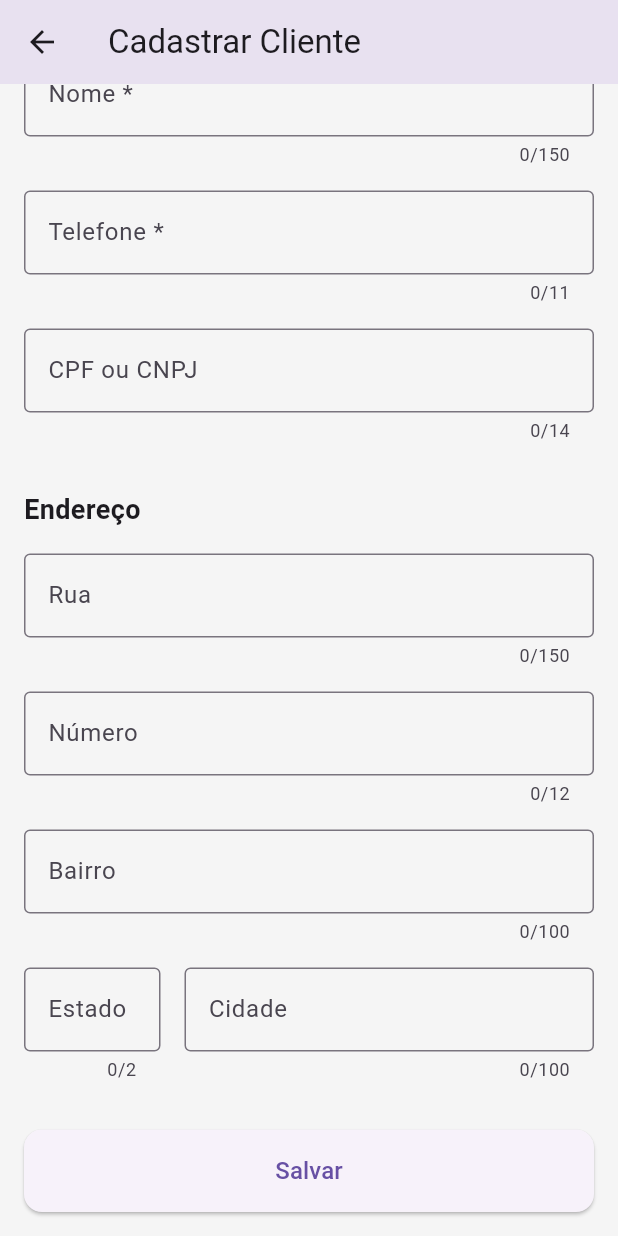
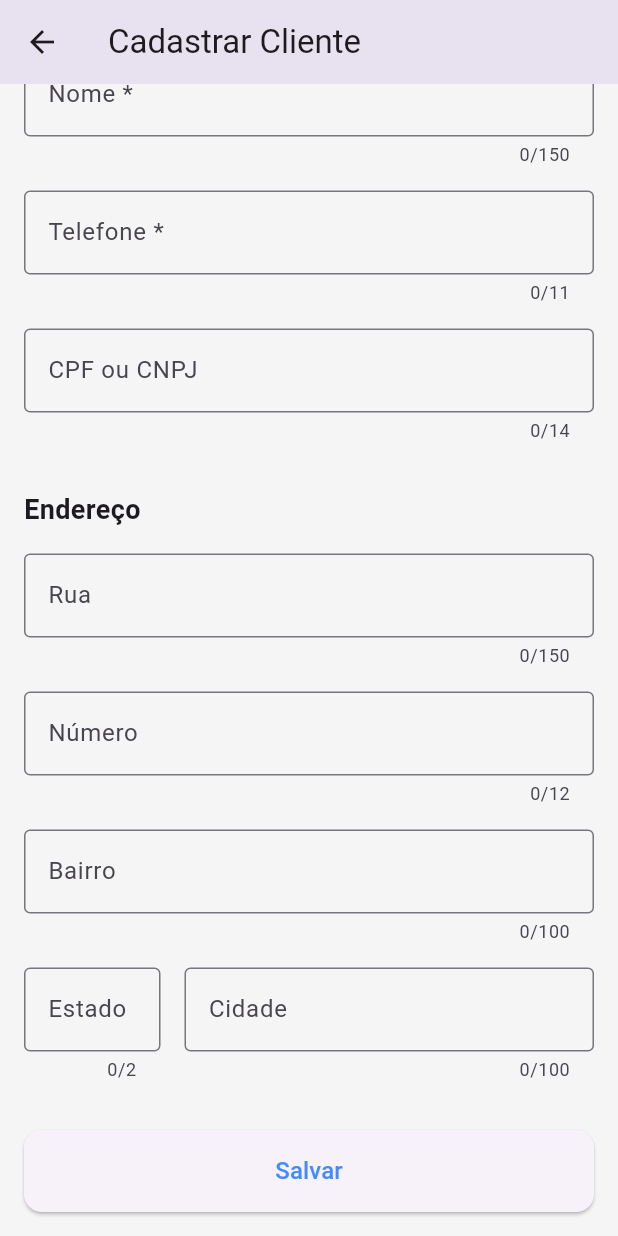
Before and after one commit to Azsures/GIC_mobile, a Flutter app: the RegisterClientScreen screen opened directly, scrolled down 79 dp, on a phone screen of 412 x 824 dp. Run offline on Flutter 3.47's test engine with Material 3 defaults, Android fonts, the phone set to English and light mode, and no system bars.

Commit message:
Alterações de interface.

```diff
--- a/lib/Views/register_client_view.dart
+++ b/lib/Views/register_client_view.dart
@@ -29,12 +29,16 @@ class _RegisterClientScreenState extends State<RegisterClientScreen> {
 
   @override
   Widget build(BuildContext context) {
+    final bool isDarkMode = Theme.of(context).brightness == Brightness.dark;
+    final Color textColor = isDarkMode ? Colors.cyan : Colors.blueAccent;
+
     return Scaffold(
       appBar: AppBar(
         title: const Text('Cadastrar Cliente'),
       ),
       // The Form widget now gets its key from the controller.
-      body: Form(
+      body: SafeArea(
+        child: Form(
           key: _controller.formKey,
           child: SingleChildScrollView( // Makes the form scrollable
             padding: const EdgeInsets.all(16.0),
@@ -137,9 +141,10 @@ class _RegisterClientScreenState extends State<RegisterClientScreen> {
                       borderRadius: BorderRadius.circular(12),
                     ),
                   ),
-                child: const Text('Salvar', style: TextStyle(fontSize: 16)),
+                  child: Text('Salvar', style: TextStyle(fontSize: 16, color: textColor)),
                 ),
               ],
+            ),
           ),
         ),
       ),
```
Lines whose indentation alone changed are shown as unchanged.
